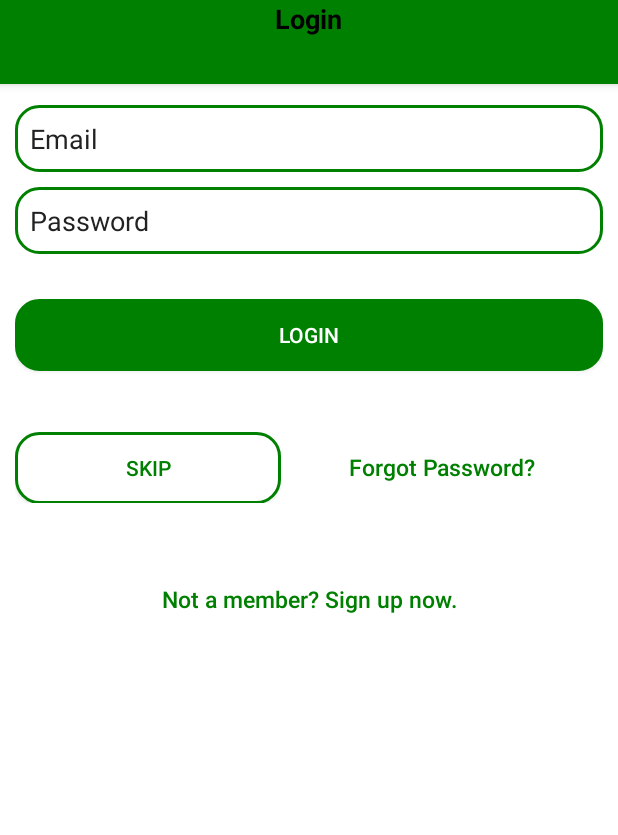
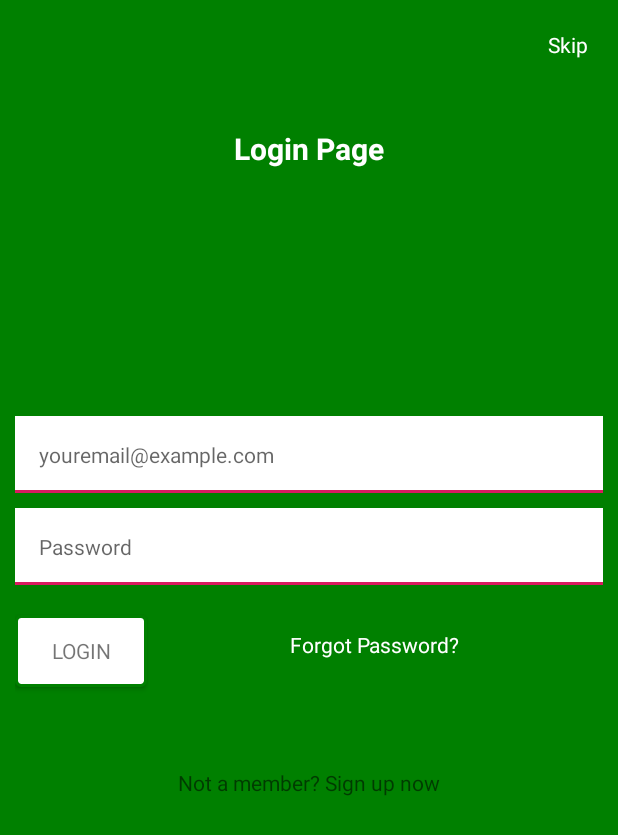
Before and after one commit to musicophile/Filymart-Android-App, an Android app: the LoginActivity screen opened directly, with no data from a screen before it, on a phone screen of 412 x 824 dp. Shown: the top 835 px of the screen. Run offline under Robolectric (Android 15) with nearby library versions, the phone set to English and light mode, and no system bars; our stand-ins replace Volley.

Commit message:
Modified Login Page

```diff
--- a/app/src/main/java/com/example/filymart/LoginActivity.java
+++ b/app/src/main/java/com/example/filymart/LoginActivity.java
@@ -12,6 +12,7 @@ import android.view.Window;
 import android.view.WindowManager;
 import android.widget.Button;
 import android.widget.EditText;
+import android.widget.TextView;
 import android.widget.Toast;
 
 import com.android.volley.Request;
@@ -40,9 +41,9 @@ public class LoginActivity extends AppCompatActivity {
 
     private static final String TAG = RegisterActivity.class.getSimpleName();
     private Button btnLogin;
-    private Button skipBtn;
+    private TextView skipBtn;
     private Button btnLinkToRegister;
-    private Button btnForgotPassword;
+    private TextView btnForgotPassword;
     private EditText inputEmail;
     private EditText inputPassword;
     private ProgressDialog pDialog;
--- a/app/src/main/res/drawable/button_white.xml
+++ b/app/src/main/res/drawable/button_white.xml
@@ -4,8 +4,5 @@
     <solid android:color="@color/colorWhite"/>
     <stroke android:width="2dp" android:color="@color/colorPrimary" />
     <corners
-        android:bottomRightRadius="15dp"
-        android:bottomLeftRadius="15dp"
-        android:topLeftRadius="15dp"
-        android:topRightRadius="15dp"/>
+        android:radius="3dp"/>
 </shape>
--- /dev/null
+++ b/app/src/main/res/drawable/edittext_default.xml
@@ -0,0 +1,23 @@
+<?xml version="1.0" encoding="utf-8"?>
+<layer-list xmlns:android="http://schemas.android.com/apk/res/android" >
+    <item>
+        <shape android:shape="rectangle" >
+            <solid android:color="@color/colorAccent" />
+            <padding android:bottom="2dp" />
+        </shape>
+    </item>
+    <item android:bottom="5dp">
+        <shape android:shape="rectangle" >
+            <solid android:color="#fff" />
+
+            <padding
+                android:left="0dp"
+                android:right="0dp" />
+        </shape>
+    </item>
+    <item>
+        <shape android:shape="rectangle" >
+            <solid android:color="#fff" />
+        </shape>
+    </item>
+</layer-list>
--- /dev/null
+++ b/app/src/main/res/drawable/edittext_disable.xml
@@ -0,0 +1,23 @@
+<?xml version="1.0" encoding="utf-8"?>
+<layer-list xmlns:android="http://schemas.android.com/apk/res/android" >
+    <item>
+        <shape android:shape="rectangle" >
+            <solid android:color="#aaaaaa" />
+            <padding android:bottom="2dp" />
+        </shape>
+    </item>
+    <item android:bottom="5dp">
+        <shape android:shape="rectangle" >
+            <solid android:color="#fff" />
+
+            <padding
+                android:left="0dp"
+                android:right="0dp" />
+        </shape>
+    </item>
+    <item>
+        <shape android:shape="rectangle" >
+            <solid android:color="#fff" />
+        </shape>
+    </item>
+</layer-list>
--- /dev/null
+++ b/app/src/main/res/drawable/edittext_pressed.xml
@@ -0,0 +1,24 @@
+<?xml version="1.0" encoding="utf-8"?>
+<layer-list xmlns:android="http://schemas.android.com/apk/res/android" >
+    <item>
+        <shape android:shape="rectangle" >
+            <solid android:color="@color/colorPrimaryDark" />
+            <padding android:bottom="2dp" />
+        </shape>
+    </item>
+    <item android:bottom="5dp">
+        <shape android:shape="rectangle" >
+            <solid android:color="#fff" />
+
+            <padding
+                android:left="0dp"
+                android:right="0dp" />
+        </shape>
+    </item>
+    <item>
+        <shape android:shape="rectangle" >
+            <solid android:color="#fff" />
+        </shape>
+    </item>
+
+</layer-list>
--- /dev/null
+++ b/app/src/main/res/drawable/edittext_selector.xml
@@ -0,0 +1,6 @@
+<?xml version="1.0" encoding="utf-8"?>
+<selector xmlns:android="http://schemas.android.com/apk/res/android">
+    <item android:drawable="@drawable/edittext_pressed" android:state_pressed="true" /> <!-- pressed -->
+    <item android:drawable="@drawable/edittext_disable" android:state_enabled="false" /> <!-- focused -->
+    <item android:drawable="@drawable/edittext_default" /> <!-- default -->
+</selector>
--- a/app/src/main/res/layout/activity_login.xml
+++ b/app/src/main/res/layout/activity_login.xml
@@ -1,133 +1,112 @@
 <?xml version="1.0" encoding="utf-8"?>
-<RelativeLayout xmlns:android="http://schemas.android.com/apk/res/android"
+<android.support.constraint.ConstraintLayout xmlns:android="http://schemas.android.com/apk/res/android"
+    xmlns:app="http://schemas.android.com/apk/res-auto"
+    xmlns:tools="http://schemas.android.com/tools"
     android:layout_width="match_parent"
     android:layout_height="match_parent"
-    xmlns:tools="http://schemas.android.com/tools"
-    android:background="@color/background"
-    tools:context=".LoginActivity"
-    >
-
-    <android.support.design.widget.AppBarLayout
-        android:id="@+id/bar"
-        android:layout_width="match_parent"
-        android:layout_marginBottom="4dp"
-        android:layout_height="?actionBarSize">
+    android:background="@color/colorPrimaryDark"
+    android:padding="@dimen/tendp"
+    tools:context=".LoginActivity">
 
 
     <TextView
+        android:id="@+id/texViewLoginTitle"
         android:layout_width="wrap_content"
         android:layout_height="wrap_content"
-            android:textSize="18dp"
+        android:layout_marginTop="@dimen/title_magin"
+        android:text="@string/login_page"
+        android:textColor="@color/colorWhite"
         android:textStyle="bold"
-            android:text="Login"
-            android:textColor="@color/input_register_bg"
-            android:layout_gravity="center"
-            android:gravity="center"/>
-    </android.support.design.widget.AppBarLayout>
+        android:textSize="20sp"
+        android:textAppearance="?android:textAppearanceSmall"
+        app:layout_constraintEnd_toEndOf="parent"
+        app:layout_constraintStart_toStartOf="parent"
+        app:layout_constraintTop_toTopOf="parent" />
 
-    <ScrollView
-        android:layout_below="@+id/bar"
-        android:layout_width="match_parent"
-        android:layout_height="wrap_content">
-    <LinearLayout
-        android:layout_width="match_parent"
-        android:layout_height="wrap_content"
-        android:orientation="vertical">
-
-
-
-    <LinearLayout
-        android:padding="10dp"
-        android:layout_width="match_parent"
-        android:layout_height="wrap_content"
-        android:layout_gravity="center"
-        android:orientation="vertical"
-        android:gravity="center"
-        android:paddingLeft="20dp"
-        android:paddingRight="20dp" >
 
     <EditText
         android:id="@+id/email"
         android:layout_width="match_parent"
         android:layout_height="wrap_content"
-            android:layout_marginBottom="10dp"
-            android:background="@drawable/rounded_edittext_states"
-            android:hint="@string/hint_email"
+        android:background="@drawable/edittext_selector"
+        android:hint="@string/hint_email_example"
         android:inputType="textEmailAddress"
-            android:padding="10dp"
-            android:singleLine="true"
-            android:textColor="@color/input_login"
-            android:textColorHint="@color/input_login" />
+        android:padding="@dimen/edittext_padding"
+        android:textAppearance="?android:textAppearanceSmall"
+        app:layout_constraintBottom_toBottomOf="parent"
+        app:layout_constraintTop_toTopOf="parent"
+        app:layout_constraintVertical_bias="0.355"
+        tools:layout_editor_absoluteX="0dp" />
 
     <EditText
         android:id="@+id/password"
         android:layout_width="match_parent"
         android:layout_height="wrap_content"
-            android:layout_marginBottom="10dp"
-            android:background="@drawable/rounded_edittext_states"
+        android:layout_marginTop="@dimen/tendp"
+        android:background="@drawable/edittext_selector"
         android:hint="@string/hint_password"
+        android:textAppearance="?android:textAppearanceSmall"
         android:inputType="textPassword"
-            android:padding="10dp"
+        android:padding="@dimen/edittext_padding"
         android:singleLine="true"
-            android:textColor="@color/input_login"
-            android:textColorHint="@color/input_login" />
+        app:layout_constraintTop_toBottomOf="@id/email" />
 
     <!-- Login Button -->
 
     <Button
         android:id="@+id/btnLogin"
-            android:layout_width="match_parent"
+        android:layout_width="wrap_content"
         android:layout_height="wrap_content"
-            android:layout_marginTop="20dip"
-            android:background="@drawable/button"
+        android:layout_marginTop="@dimen/twentydp"
         android:text="@string/btn_login"
-            android:textColor="@color/colorWhite" />
+        android:background="@drawable/button_white"
+        android:textAppearance="?android:textAppearanceSmall"
+        app:layout_constraintStart_toStartOf="@id/email"
+        app:layout_constraintTop_toBottomOf="@id/password" />
 
-        <LinearLayout
-            android:layout_width="match_parent"
-            android:layout_height="match_parent"
-            android:orientation="horizontal"
-            android:layout_marginTop="40dip"
-            android:weightSum="2">
 
-            <Button
+    <TextView
         android:id="@+id/btnSkip"
         android:layout_width="wrap_content"
         android:layout_height="wrap_content"
-                android:background="@drawable/button_white"
-                android:text="Skip"
-                android:textColor="@color/colorPrimary"
-                android:layout_weight="1"/>
+        android:layout_marginTop="@dimen/tendp"
+        android:layout_marginRight="@dimen/tendp"
+        android:layout_weight="1"
+        android:text="@string/skip"
+        android:clickable="true"
+        android:textAppearance="?android:textAppearanceSmall"
+        android:textColor="@color/colorWhite"
+        app:layout_constraintEnd_toEndOf="parent"
+        app:layout_constraintTop_toTopOf="parent" />
+
+
+    <TextView
+        android:id="@+id/btnLinkToForgotPassword"
+        android:layout_width="wrap_content"
+        android:layout_height="wrap_content"
+        android:padding="@dimen/tendp"
+        android:text="@string/forgot_password"
+        android:textAllCaps="false"
+        android:clickable="true"
+        android:textAppearance="?android:textAppearanceSmall"
+        android:textColor="@color/colorWhite"
+        app:layout_constraintEnd_toEndOf="@+id/password"
+        app:layout_constraintStart_toEndOf="@id/btnLogin"
+        app:layout_constraintTop_toTopOf="@+id/btnLogin" />
 
 
     <Button
-                android:id="@+id/btnLinkToForgotPassword"
+        android:id="@+id/btnLinkToRegisterScreen"
         android:layout_width="wrap_content"
         android:layout_height="wrap_content"
-                android:background="@null"
-                android:text="Forgot Password?"
-                android:textAllCaps="false"
-                android:textColor="@color/colorPrimary"
-                android:textSize="15dp"
-                android:layout_weight="1"/>
-
-
-        </LinearLayout>
-
-        <!-- Link to Login Screen -->
-
-        <Button
-            android:id="@+id/btnLinkToRegisterScreen"
-            android:layout_width="match_parent"
-            android:layout_height="wrap_content"
-            android:layout_marginTop="40dip"
+        android:layout_marginTop="@dimen/fortydp"
         android:background="@null"
         android:text="@string/btn_link_to_register"
         android:textAllCaps="false"
-            android:textColor="@color/colorPrimary"
-            android:textSize="15dp" />
-    </LinearLayout>
-    </LinearLayout>
-    </ScrollView>
+        android:textAppearance="?android:textAppearanceSmall"
+        app:layout_constraintTop_toBottomOf="@id/btnLogin"
+        app:layout_constraintStart_toStartOf="@id/email"
+        app:layout_constraintEnd_toEndOf="@id/email"/>
 
-</RelativeLayout>
+
+</android.support.constraint.ConstraintLayout>
--- a/app/src/main/res/values/dimens.xml
+++ b/app/src/main/res/values/dimens.xml
@@ -24,4 +24,9 @@
     <dimen name="ic_album_overflow_width">20dp</dimen>
     <dimen name="ic_album_overflow_height">30dp</dimen>
     <dimen name="ic_album_overflow_margin_top">10dp</dimen>
+    <dimen name="title_magin">75dp</dimen>
+    <dimen name="tendp">10dp</dimen>
+    <dimen name="edittext_padding">16dp</dimen>
+    <dimen name="fortydp">40dp</dimen>
+    <dimen name="twentydp">20dp</dimen>
 </resources>
--- a/app/src/main/res/values/strings.xml
+++ b/app/src/main/res/values/strings.xml
@@ -47,7 +47,7 @@
     <string name="hint_name">Fullname</string>
     <string name="btn_login">LOGIN</string>
     <string name="btn_register">REGISTER</string>
-    <string name="btn_link_to_register">Not a member? Sign up now.</string>
+    <string name="btn_link_to_register">Not a member? Sign up now</string>
     <string name="btn_link_to_login">Already registred! Login Me.</string>
     <string name="welcome">Welcome</string>
     <string name="btn_logout">LOGOUT</string>
@@ -74,4 +74,9 @@
     <string name="total_amount_data">Rs 1500</string>
     <string name="checkbox_text">I have Successfully Received the product</string>
     <string name="get_signature_text">Get Signature</string>
+    <string name="login">Login</string>
+    <string name="hint_email_example">youremail@example.com</string>
+    <string name="forgot_password">Forgot Password?</string>
+    <string name="skip">Skip</string>
+    <string name="login_page">Login Page</string>
 </resources>
--- a/app/src/main/res/values/styles.xml
+++ b/app/src/main/res/values/styles.xml
@@ -8,4 +8,11 @@
         <item name="colorAccent">@color/colorAccent</item>
     </style>
 
+    <style name="App_EditTextStyle" parent="@android:style/Widget.EditText">
+        <item name="android:background">@drawable/rounded_edittext_states</item>
+        <item name="android:textColor">#808080</item>
+        <item name="android:layout_height">wrap_content</item>
+        <item name="android:layout_width">wrap_content</item>
+    </style>
+
 </resources>
```
Also changed, not shown: app/src/main/res/layout/activity_about_us.xml (indentation only). Lines whose indentation alone changed are shown as unchanged.
